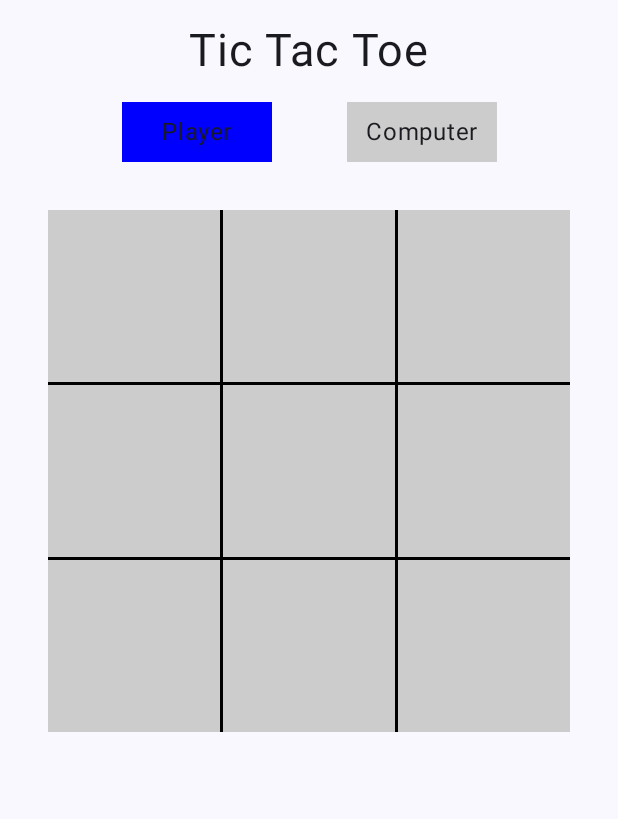
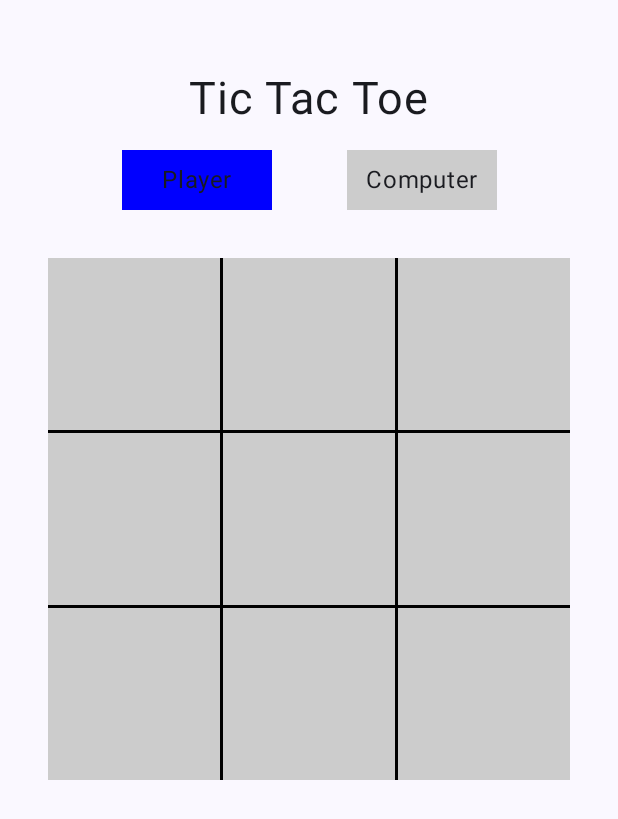
Before and after one commit to Abhijeet38/TicTacToe_v0, an Android app built with Jetpack Compose: the screen it shows after launch (MainActivity), on a phone screen of 412 x 824 dp. Shown: the top 819 px of the screen. Run offline under Robolectric (Android 15) with nearby library versions, the phone set to English and light mode, and no system bars.

Commit message:
Implemented basic Functionalities

```diff
--- a/app/src/main/java/com/example/tictactoe_v0/MainActivity.kt
+++ b/app/src/main/java/com/example/tictactoe_v0/MainActivity.kt
@@ -93,7 +93,7 @@ fun TTTScreen() {
     }
 
     Column(horizontalAlignment = Alignment.CenterHorizontally) {
-        Text(text = "Tic Tac Toe", fontSize = 30.sp, modifier = Modifier.padding(16.dp))
+        Text(text = "Tic Tac Toe", fontSize = 30.sp, modifier = Modifier.padding(top = 48.dp, bottom = 16.dp))
         Header(playerTurn.value)
 
         Board(moves, onTap)
```
